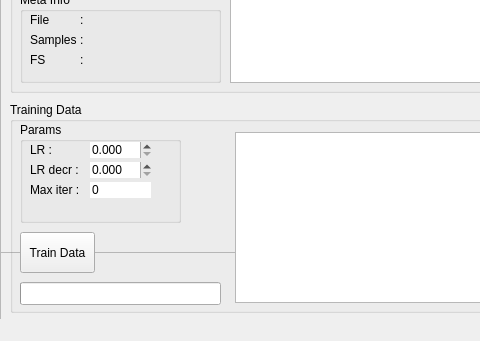
Qt form Program/view/ui_files/MainWindow.ui (sukorenomw/MFCC-and-LVQ-for-TDSV) before a commit; both pictures show x 0 to 480 and y 117 to 458 of the 673 by 458 pixel window.
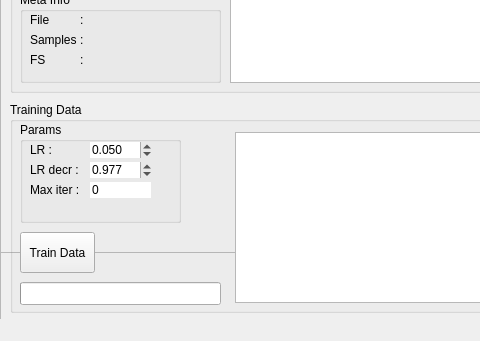
The same form after that commit. Icons and pictures are not drawn. Custom widgets are drawn as their Qt base class.

The edit to the form file:
```diff
--- a/Program/view/ui_files/MainWindow.ui
+++ b/Program/view/ui_files/MainWindow.ui
@@ -523,6 +523,9 @@
        <property name="singleStep">
         <double>0.010000000000000</double>
        </property>
+       <property name="value">
+        <double>0.050000000000000</double>
+       </property>
       </widget>
       <widget class="QDoubleSpinBox" name="learningRDecrVal">
        <property name="geometry">
@@ -551,6 +554,9 @@
        <property name="singleStep">
         <double>0.001000000000000</double>
        </property>
+       <property name="value">
+        <double>0.977000000000000</double>
+       </property>
       </widget>
       <widget class="QSpinBox" name="iterVal">
        <property name="geometry">
```
